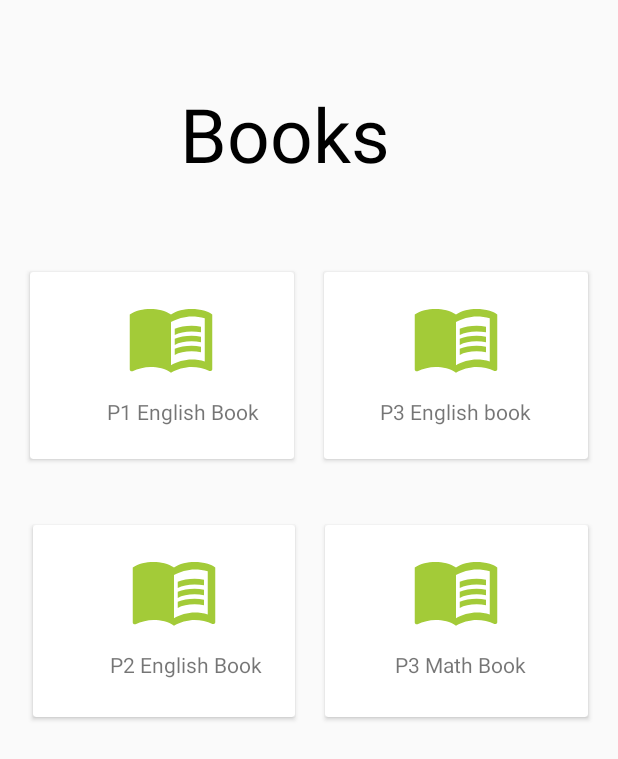
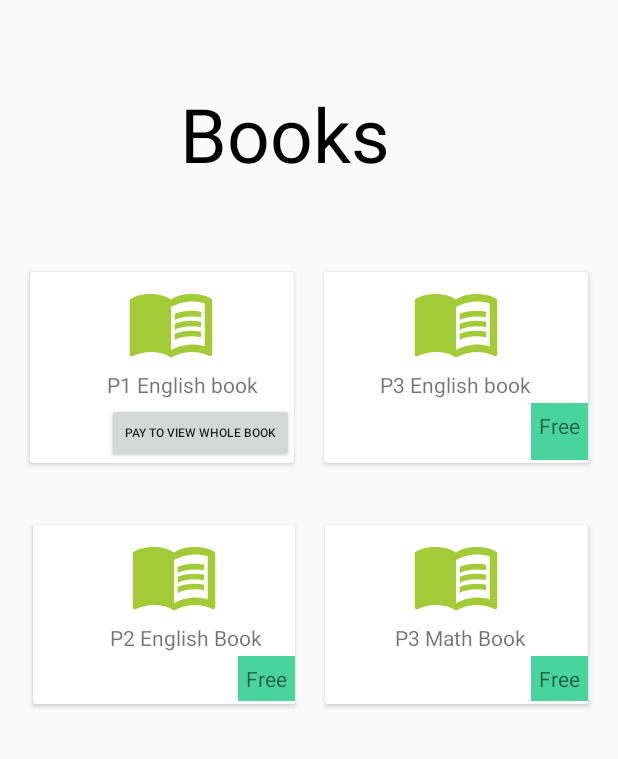
Before and after one commit to Benitha250/iStudies, an Android app: the Books screen opened directly, with no data from a screen before it, on a phone screen of 412 x 824 dp. Shown: the top 759 px of the screen. Run offline under Robolectric (Android 15) with nearby library versions, the phone set to English and light mode, and no system bars; our stand-ins replace ButterKnife; libraries missing offline, so code that uses them is left out: com.makeramen.roundedimageview; Roboto replaces fonts that are not available here.

Commit message:
modifying the project

```diff
--- a/app/src/main/java/com/example/istudy/Books.java
+++ b/app/src/main/java/com/example/istudy/Books.java
@@ -25,4 +25,9 @@ public class Books extends AppCompatActivity {
         Intent intent = new Intent(Books.this, p3eng.class);
         startActivity(intent);
     }
+
+    public void topayment(View view) {
+        Intent intent = new Intent(Books.this, PaymentActivity.class);
+        startActivity(intent);
+    }
 }
--- a/app/src/main/java/com/example/istudy/ClassesActivity.java
+++ b/app/src/main/java/com/example/istudy/ClassesActivity.java
@@ -36,7 +36,6 @@ public class ClassesActivity extends AppCompatActivity {
 
     private void initmdataClasses() {
         mdata = new ArrayList<>();
-        mdata.add(new Classe(R.drawable.crayons));
         mdata.add(new Classe(R.drawable.painting));
     }
 
--- a/app/src/main/java/com/example/istudy/HomeActivity.java
+++ b/app/src/main/java/com/example/istudy/HomeActivity.java
@@ -98,4 +98,8 @@ public class HomeActivity extends AppCompatActivity {
         Intent intent = new Intent(HomeActivity.this, Books.class);
         startActivity(intent);
     }
+    public void tolessons(View view) {
+        Intent intent = new Intent(HomeActivity.this, ClassesActivity.class);
+        startActivity(intent);
+    }
 }
--- a/app/src/main/java/com/example/istudy/books/p1eng.java
+++ b/app/src/main/java/com/example/istudy/books/p1eng.java
@@ -18,6 +18,7 @@ public class p1eng extends AppCompatActivity {
 
         pdfView = findViewById(R.id.pdfView);
         pdfView.fromAsset("English P1 SB.pdf")
+                .pages(0)
                 .enableSwipe(true)
                 .load();
     }
--- a/app/src/main/res/layout/activity_books.xml
+++ b/app/src/main/res/layout/activity_books.xml
@@ -42,10 +42,10 @@
 
                 <RelativeLayout
                     android:layout_width="match_parent"
-                    android:layout_height="match_parent"
-                    android:onClick="button1">
+                    android:layout_height="match_parent">
 
                     <ImageView
+                        android:onClick="button1"
                         android:id="@+id/imageView3"
                         android:layout_width="100dp"
                         android:layout_height="60dp"
@@ -53,7 +53,7 @@
                         android:layout_alignParentTop="true"
                         android:layout_centerHorizontal="true"
                         android:layout_marginStart="44dp"
-                        android:layout_marginTop="13dp"
+                        android:layout_marginTop="3dp"
                         android:src="@drawable/book2"
                         android:layout_marginLeft="44dp"
                         android:layout_alignParentLeft="true" />
@@ -66,10 +66,23 @@
                         android:layout_alignParentStart="true"
                         android:layout_centerHorizontal="true"
                         android:layout_marginStart="51dp"
-                        android:layout_marginTop="10dp"
-                        android:text="P1 English Book"
+                        android:layout_marginTop="2dp"
+                        android:text="P1 English book"
                         android:layout_marginLeft="51dp"
                         android:layout_alignParentLeft="true" />
+
+                    <Button
+                        android:onClick="topayment"
+                        android:id="@+id/pay1"
+                        android:layout_width="wrap_content"
+                        android:layout_height="40dp"
+                        android:layout_below="@id/imageView3"
+                        android:layout_marginTop="24dp"
+                        android:textSize="8dp"
+                        android:text="Pay to view whole book"
+                        android:layout_alignParentRight="true" />
+
+
 
                 </RelativeLayout>
 
@@ -94,7 +107,7 @@
                         android:layout_alignParentTop="true"
                         android:layout_alignParentEnd="true"
                         android:layout_centerHorizontal="true"
-                        android:layout_marginTop="13dp"
+                        android:layout_marginTop="3dp"
                         android:layout_marginEnd="41dp"
                         android:src="@drawable/book2"
                         android:layout_marginRight="41dp"
@@ -107,11 +120,23 @@
                         android:layout_below="@id/imageView4"
                         android:layout_alignParentBottom="true"
                         android:layout_centerHorizontal="true"
-                        android:layout_marginTop="10dp"
+                        android:layout_marginTop="2dp"
                         android:layout_marginStart="66dp"
                         android:layout_marginBottom="22dp"
                         android:text="P3 English book"
                         android:layout_marginLeft="66dp" />
+
+                    <TextView
+                        android:layout_width="wrap_content"
+                        android:layout_height="wrap_content"
+                        android:layout_below="@id/imageView4"
+                        android:layout_alignParentBottom="true"
+                        android:layout_marginTop="24dp"
+                        android:layout_alignParentRight="true"
+                        android:layout_marginBottom="2dp"
+                        android:padding="5dp"
+                        android:background="@color/navigation2"
+                        android:text="Free" />
                 </RelativeLayout>
             </androidx.cardview.widget.CardView>
         </LinearLayout>
@@ -147,7 +172,7 @@
                         android:layout_alignParentTop="true"
                         android:layout_centerHorizontal="true"
                         android:layout_marginStart="44dp"
-                        android:layout_marginTop="13dp"
+                        android:layout_marginTop="3dp"
                         android:src="@drawable/book2"
                         android:layout_marginLeft="44dp"
                         android:layout_alignParentLeft="true" />
@@ -161,11 +186,23 @@
                         android:layout_alignParentBottom="true"
                         android:layout_centerHorizontal="true"
                         android:layout_marginStart="51dp"
-                        android:layout_marginTop="10dp"
+                        android:layout_marginTop="2dp"
                         android:layout_marginBottom="25dp"
                         android:text="P2 English Book"
                         android:layout_marginLeft="51dp"
                         android:layout_alignParentLeft="true" />
+
+                    <TextView
+                        android:layout_width="wrap_content"
+                        android:layout_height="wrap_content"
+                        android:layout_below="@id/imageView6"
+                        android:layout_alignParentBottom="true"
+                        android:layout_marginTop="24dp"
+                        android:layout_alignParentRight="true"
+                        android:layout_marginBottom="2dp"
+                        android:padding="5dp"
+                        android:background="@color/navigation2"
+                        android:text="Free" />
                 </RelativeLayout>
             </androidx.cardview.widget.CardView>
 
@@ -187,7 +224,7 @@
                         android:layout_alignParentTop="true"
                         android:layout_alignParentEnd="true"
                         android:layout_centerHorizontal="true"
-                        android:layout_marginTop="13dp"
+                        android:layout_marginTop="3dp"
                         android:layout_marginEnd="41dp"
                         android:src="@drawable/book2"
                         android:layout_marginRight="41dp"
@@ -201,12 +238,24 @@
                         android:layout_alignParentEnd="true"
                         android:layout_alignParentBottom="true"
                         android:layout_centerHorizontal="true"
-                        android:layout_marginTop="10dp"
+                        android:layout_marginTop="2dp"
                         android:layout_marginEnd="41dp"
                         android:layout_marginBottom="22dp"
                         android:text="P3 Math Book"
                         android:layout_marginRight="66dp"
                         android:layout_alignParentRight="true" />
+
+                    <TextView
+                        android:layout_width="wrap_content"
+                        android:layout_height="wrap_content"
+                        android:layout_below="@id/imageView5"
+                        android:layout_alignParentBottom="true"
+                        android:layout_marginTop="24dp"
+                        android:layout_alignParentRight="true"
+                        android:layout_marginBottom="2dp"
+                        android:padding="5dp"
+                        android:background="@color/navigation2"
+                        android:text="Free" />
                 </RelativeLayout>
             </androidx.cardview.widget.CardView>
         </LinearLayout>
--- a/app/src/main/res/layout/activity_home.xml
+++ b/app/src/main/res/layout/activity_home.xml
@@ -55,6 +55,7 @@
                 android:elevation="5dp">
 
                 <RelativeLayout
+                    android:onClick="tolessons"
                     android:layout_width="match_parent"
                     android:layout_height="match_parent">
 
--- a/app/src/main/res/values/colors.xml
+++ b/app/src/main/res/values/colors.xml
@@ -8,9 +8,9 @@
     <color name="black">#FF000000</color>
     <color name="white">#FFFFFFFF</color>
    <color name="green">#A3CB38</color>
-    <!-- <color name="grey">#C7C7C7</color>
+    <color name="grey">#C7C7C7</color>
     <color name="dark_grey">#878787</color>
-    <color name="blue">#192a56</color>-->
+    <color name="blue">#192a56</color>
 
     <color name="green2">#76B947</color>
     <color name="navigation">#A3CB38</color>
--- a/app/src/main/res/values/strings.xml
+++ b/app/src/main/res/values/strings.xml
@@ -11,11 +11,11 @@
     <string name="menu_home">Home</string>
     <string name="menu_gallery">Gallery</string>
     <string name="menu_slideshow">Slideshow</string>
-    <string name="week_password">Password should be at least 6 characters</string>
+    <string name="week_password">Password should be at least 8 characters</string>
     <string name="invalid_email">Please enter a valid email</string>
     <string name="invalid_username">Please Enter your username</string>
     <string name="invalid_names">Please Enter your name</string>
-    <string name="week_passwor">Password should be atleast 3 characters</string>
+    <string name="week_passwor">Password should be atleast 8 characters</string>
     <string name="invalid_confirm_password">Password does not match</string>
     <string name="invalid_phone">Please enter a valid Phone</string>
 
```
Also changed, not shown: app/src/main/AndroidManifest.xml (+13 -7 lines), app/src/main/java/com/example/istudy/Adapter/ClassesAdapter.java (+0 -10 lines), app/src/main/java/com/example/istudy/PaymentActivity.java (added, +14 -0 lines), app/src/main/res/layout/activity_payment.xml (added, +10 -0 lines), app/src/main/res/layout/classes_layout.xml (+1 -6 lines), app/src/main/res/values/themes.xml (+2 -15 lines).
